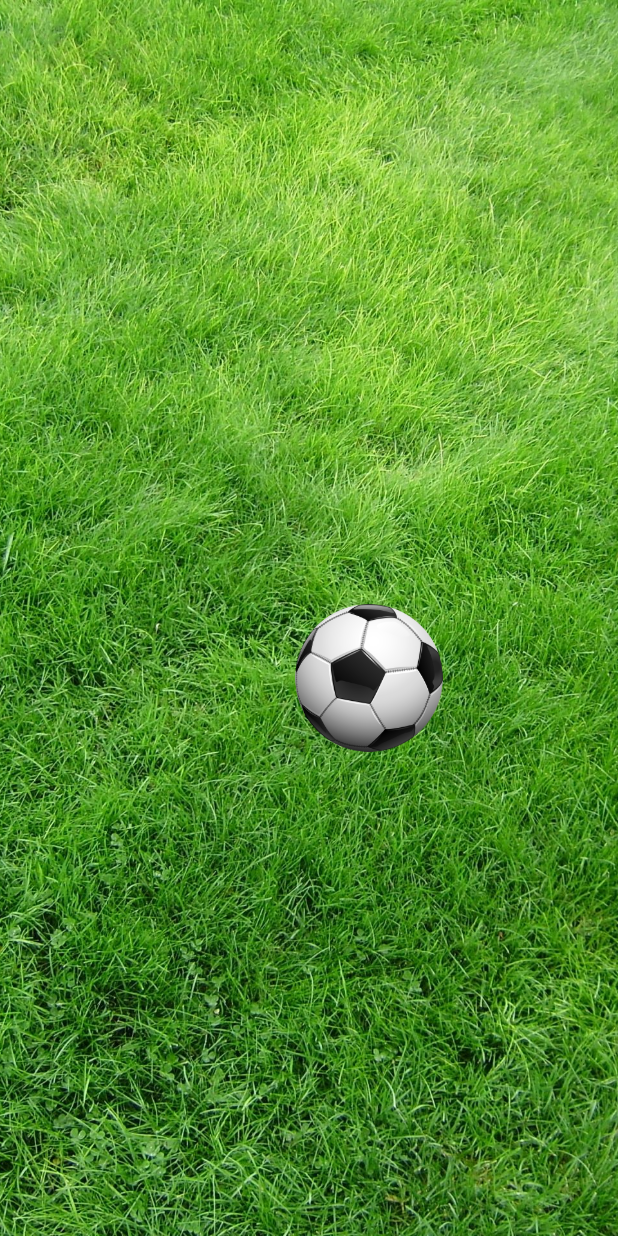
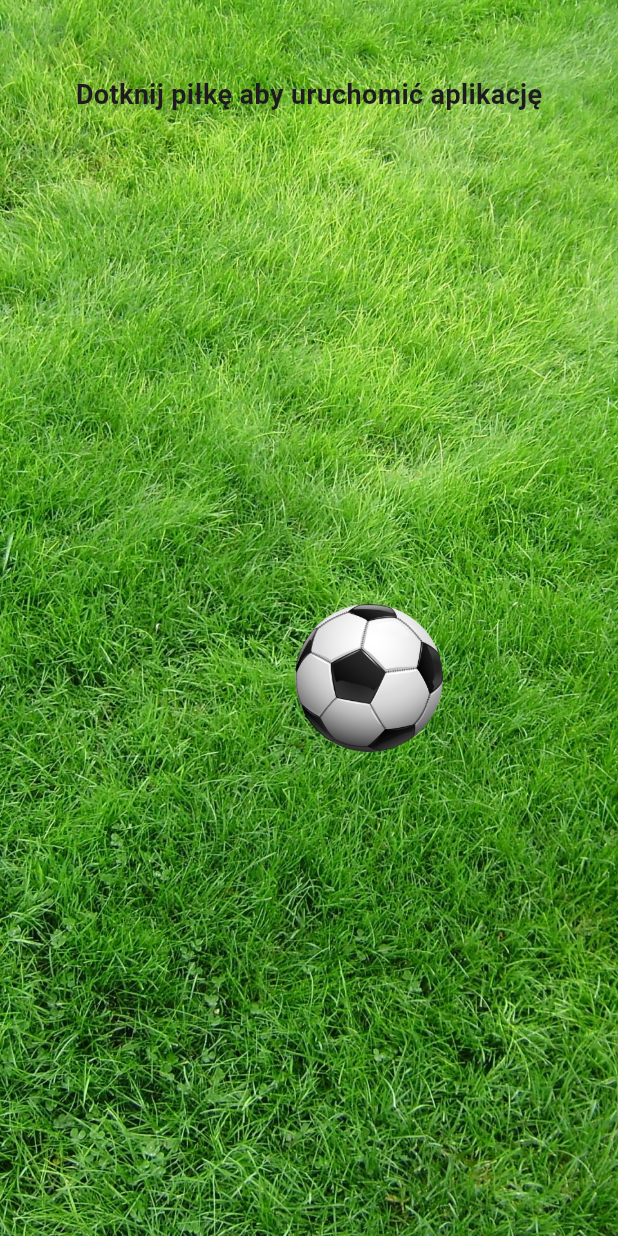
Before and after one commit to jakubbiniu/ea-fc-tournament-manger, a Flutter app: the screen it shows after launch, on a phone screen of 412 x 824 dp. Run offline on Flutter 3.47's test engine with Material 3 defaults, Android fonts, the light colour scheme and no system bars; our stand-ins replace firebase_auth, firebase_core, firebase_database, flutter_fortune_wheel, flutter_map, geocoding and 4 more; accounts and stored records are empty.

Commit message:
fixes in animation

```diff
--- a/lib/splash_screen.dart
+++ b/lib/splash_screen.dart
@@ -17,6 +17,7 @@
   late Animation<Offset> _positionAnimation;
   bool _animationStarted = false;
   bool _showCrackedScreen = false;
+  bool _showText = true;
 
   @override
   void initState() {
@@ -68,6 +69,7 @@
   void _startAnimation() {
     if (!_animationStarted) {
       setState(() {
+        _showText = false;
         _animationStarted = true;
       });
       _controller.forward();
@@ -90,6 +92,20 @@
             // Background image
             Positioned.fill(
               child: Image.asset('assets/grass.jpg', fit: BoxFit.cover),
+            ),
+            AnimatedOpacity(
+              opacity: _showText ? 1.0 : 0.0,
+              duration: Duration(milliseconds: 500),
+              child: Align(
+                alignment: Alignment.topCenter,
+                child: Padding(
+                  padding: const EdgeInsets.only(top: 50.0),
+                  child: Text(
+                    'Dotknij piłkę aby uruchomić aplikację',
+                    style: TextStyle(fontSize: 18.0, fontWeight: FontWeight.bold),
+                  ),
+                ),
+              ),
             ),
             Center(
               child: AnimatedBuilder(
```
